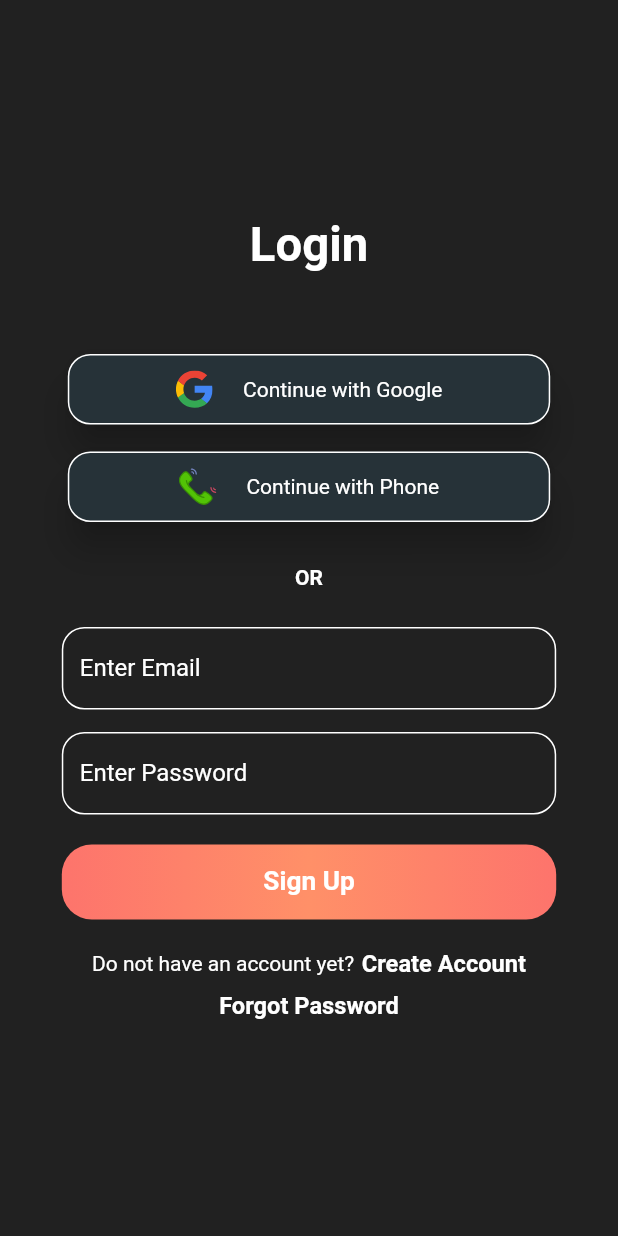
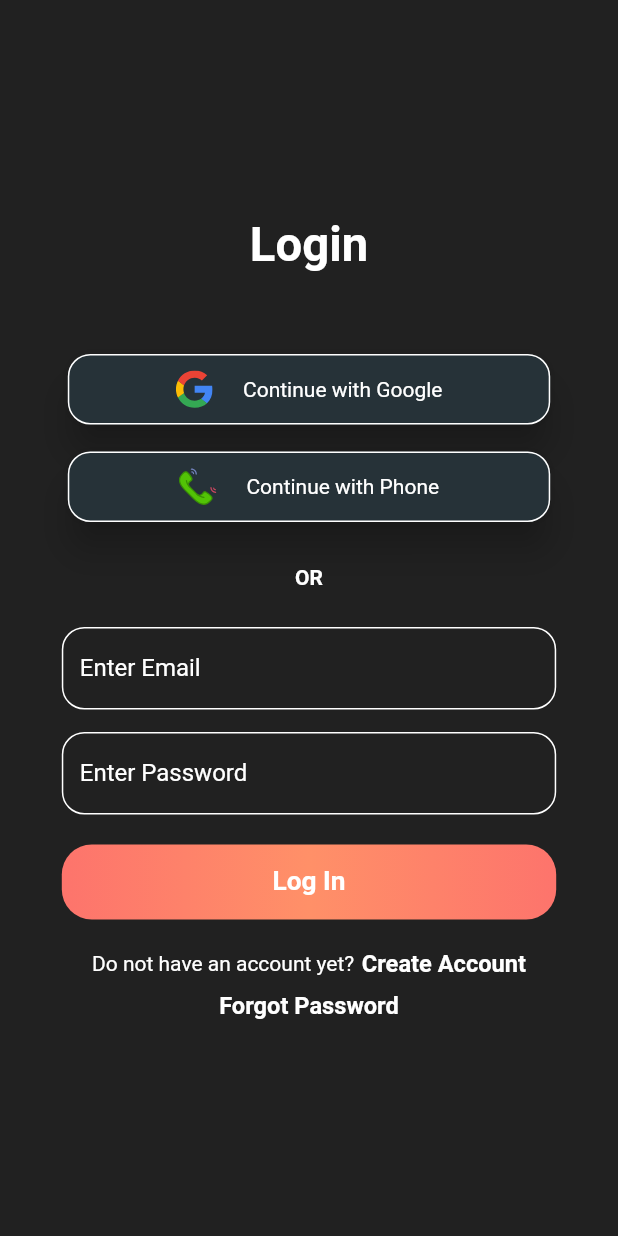
Before and after one commit to AshishSalaskar1/Flutter_Firebase_Todo_App, a Flutter app: the screen it shows after launch, after a tap on "Login", on a phone screen of 412 x 824 dp. Run offline on Flutter 3.47's test engine with Material 2 defaults, Android fonts, the phone set to English and light mode, and no system bars; our stand-ins replace firebase_auth, firebase_core, flutter_svg, velocity_x; accounts and stored records are empty; network calls fail.

```diff
--- a/lib/main.dart
+++ b/lib/main.dart
@@ -21,7 +21,8 @@ class MyApp extends StatelessWidget {
       routes: {
         "/": (context) => HomePage(),
         MyRoutes.SignupRoute : (context) => SignupPage(),
-        MyRoutes.SigninRoute : (context) => SigninPage()
+        MyRoutes.SigninRoute : (context) => SigninPage(),
+        MyRoutes.HomePageRoute : (context) => HomePage()
       },
     );
   }
--- a/lib/pages/home_page.dart
+++ b/lib/pages/home_page.dart
@@ -8,14 +8,6 @@ class HomePage extends StatelessWidget {
   static FirebaseAuth firebaseAuth = FirebaseAuth.instance;
 
 
-  void SignUp() async {
-    try {
-      await firebaseAuth.createUserWithEmailAndPassword(
-          email: "ash@gmail.com", password: "test123");
-    } catch (e) {
-      print(e);
-    }
-  }
 
   @override
   Widget build(BuildContext context) {
@@ -23,14 +15,7 @@ class HomePage extends StatelessWidget {
       appBar: AppBar(
           title: "Todo App".text.make(),
           backgroundColor: Colors.purple.shade900),
-      body: Center(
-        child: Container(
-          child: ElevatedButton(
-            onPressed: ()  => SignUp(),
-            child: "SignUp".text.make()
-        )
-        ),
-      ),
+      body: "HELLO".text.bold.xl.center.make(),
     );
   }
 }
--- a/lib/pages/sign_in.dart
+++ b/lib/pages/sign_in.dart
@@ -14,6 +14,12 @@ class SigninPage extends StatefulWidget {
 }
 
 class _SigninPageState extends State<SigninPage> {
+  FirebaseAuth firebaseAuth = FirebaseAuth.instance;
+  final TextEditingController _emailController = TextEditingController();
+  final TextEditingController _passwordController = TextEditingController();
+  bool loadCircle = false;
+
+
   @override
   Widget build(BuildContext context) {
     return Scaffold(
@@ -37,11 +43,11 @@ class _SigninPageState extends State<SigninPage> {
               SizedBox(height: 25),
               "OR".text.white.bold.make(),
               SizedBox(height: 25),
-              LoginTextField(context, "Email"),
+              LoginTextField(context, "Email", _emailController, false),
               SizedBox(height: 15),
-              LoginTextField(context, "Password"),
+              LoginTextField(context, "Password",_passwordController, true),
               SizedBox(height: 20),
-              SignUpButton(context),
+              loadCircle ? CircularProgressIndicator() : SignUpButton(context),
               SizedBox(height: 20),
               Row(
                 mainAxisAlignment: MainAxisAlignment.center,
@@ -86,21 +92,21 @@ class _SigninPageState extends State<SigninPage> {
     ).wFourFifth(context);
   }
 
-  Widget LoginTextField(
-      BuildContext context, String label) {
+  Widget LoginTextField(BuildContext context, String label,
+      TextEditingController textController, bool isObscure) {
     return Container(
       height: 55,
       child: TextFormField(
+        obscureText: isObscure,
+        controller: textController,
         style: TextStyle(color: Colors.white),
         cursorColor: Colors.white,
         decoration: InputDecoration(
           labelText: "Enter ${label}",
-          labelStyle:
-              TextStyle(color: Colors.white, fontSize: 16),
+          labelStyle: TextStyle(color: Colors.white, fontSize: 16),
           enabledBorder: OutlineInputBorder(
             borderRadius: BorderRadius.circular(15),
-            borderSide:
-                BorderSide(width: 1, color: Colors.white),
+            borderSide: BorderSide(width: 1, color: Colors.white),
           ),
         ),
       ),
@@ -118,7 +124,26 @@ class _SigninPageState extends State<SigninPage> {
                   Color(0xfffd746c)
                 ])),
             child:
-                "Sign Up".text.bold.xl.white.makeCentered())
-        .wFourFifth(context);
+                "Log In".text.bold.xl.white.makeCentered())
+        .wFourFifth(context)
+        .onInkTap(() async {
+          setState(() {loadCircle = true;});
+          try {
+            UserCredential userCredential =
+                await firebaseAuth.signInWithEmailAndPassword(
+                    email: _emailController.text,
+                    password: _passwordController.text);
+                print(userCredential);
+                final snackBar = SnackBar(content: "Login Successful".text.make());
+                ScaffoldMessenger.of(context).showSnackBar(snackBar);
+
+                setState(() {loadCircle = false;});
+                await Navigator.pushNamed(context,MyRoutes.HomePageRoute);
+          } catch (e) {
+            final snackBar = SnackBar(content: e.toString().split("]")[1].text.make());
+            ScaffoldMessenger.of(context).showSnackBar(snackBar);
+            setState(() {loadCircle = false;});
+          }
+       });
   }
 }
--- a/lib/pages/sign_up.dart
+++ b/lib/pages/sign_up.dart
@@ -14,6 +14,12 @@ class SignupPage extends StatefulWidget {
 }
 
 class _SignupPageState extends State<SignupPage> {
+  FirebaseAuth firebaseAuth = FirebaseAuth.instance;
+
+  final TextEditingController _emailController = TextEditingController();
+  final TextEditingController _passwordController = TextEditingController();
+  bool loadCircle = false;
+
   @override
   Widget build(BuildContext context) {
     return Scaffold(
@@ -26,31 +32,28 @@ class _SignupPageState extends State<SignupPage> {
               "Sign Up".text.bold.xl4.white.make(),
               SizedBox(height: 50),
               LoginContinueButton(
-                  context,
-                  "assets/images/google.svg",
-                  "Continue with Google"),
+                  context, "assets/images/google.svg", "Continue with Google"),
               SizedBox(height: 10),
               LoginContinueButton(
-                  context,
-                  "assets/images/phone.svg",
-                  "Continue with Phone"),
+                  context, "assets/images/phone.svg", "Continue with Phone"),
               SizedBox(height: 25),
               "OR".text.white.bold.make(),
               SizedBox(height: 25),
-              LoginTextField(context, "Email"),
+              LoginTextField(context, "Email", _emailController, false),
               SizedBox(height: 15),
-              LoginTextField(context, "Password"),
+              LoginTextField(context, "Password", _passwordController, true),
               SizedBox(height: 20),
-              SignUpButton(context),
+              loadCircle ? CircularProgressIndicator() : SignUpButton(context),
               SizedBox(height: 20),
               Row(
                 mainAxisAlignment: MainAxisAlignment.center,
                 children: [
                   "Do you already have an account?".text.white.make(),
-                  SizedBox(width: 5,),
+                  SizedBox(
+                    width: 5,
+                  ),
                   "Login".text.white.bold.lg.make().onInkTap(
-                    () => Navigator.pushNamed(context, MyRoutes.SigninRoute)
-                  )
+                      () => Navigator.pushNamed(context, MyRoutes.SigninRoute))
                 ],
               )
             ],
@@ -60,8 +63,8 @@ class _SignupPageState extends State<SignupPage> {
     );
   }
 
-  Widget LoginContinueButton(BuildContext context,
-      String imagePath, String displayText) {
+  Widget LoginContinueButton(
+      BuildContext context, String imagePath, String displayText) {
     return Container(
       height: 55,
       child: Card(
@@ -69,13 +72,11 @@ class _SignupPageState extends State<SignupPage> {
         elevation: 10,
         shape: RoundedRectangleBorder(
             borderRadius: BorderRadius.circular(15),
-            side:
-                BorderSide(width: 1, color: Colors.white)),
+            side: BorderSide(width: 1, color: Colors.white)),
         child: Row(
           mainAxisAlignment: MainAxisAlignment.center,
           children: [
-            SvgPicture.asset(imagePath,
-                width: 25, height: 25),
+            SvgPicture.asset(imagePath, width: 25, height: 25),
             SizedBox(width: 20),
             displayText.text.white.make()
           ],
@@ -84,21 +85,21 @@ class _SignupPageState extends State<SignupPage> {
     ).wFourFifth(context);
   }
 
-  Widget LoginTextField(
-      BuildContext context, String label) {
+  Widget LoginTextField(BuildContext context, String label,
+      TextEditingController textController, bool isObscure) {
     return Container(
       height: 55,
       child: TextFormField(
+        obscureText: isObscure,
+        controller: textController,
         style: TextStyle(color: Colors.white),
         cursorColor: Colors.white,
         decoration: InputDecoration(
           labelText: "Enter ${label}",
-          labelStyle:
-              TextStyle(color: Colors.white, fontSize: 16),
+          labelStyle: TextStyle(color: Colors.white, fontSize: 16),
           enabledBorder: OutlineInputBorder(
             borderRadius: BorderRadius.circular(15),
-            borderSide:
-                BorderSide(width: 1, color: Colors.white),
+            borderSide: BorderSide(width: 1, color: Colors.white),
           ),
         ),
       ),
@@ -115,7 +116,28 @@ class _SignupPageState extends State<SignupPage> {
                   Color(0xffff9068),
                   Color(0xfffd746c)
                 ])),
-            child:"Sign Up".text.bold.xl.white.makeCentered()
-    ).wFourFifth(context);
+            child: "Sign Up".text.bold.xl.white.makeCentered())
+        .wFourFifth(context)
+        .onInkTap(() async {
+          setState(() {loadCircle = true;});
+          try {
+            UserCredential userCredential =
+                await firebaseAuth.createUserWithEmailAndPassword(
+                    email: _emailController.text,
+                    password: _passwordController.text);
+            final snackBar =
+                SnackBar(content: "Account Creation Successful".text.make());
+
+            ScaffoldMessenger.of(context).showSnackBar(snackBar);
+
+            setState(() {loadCircle = false;});
+            await Navigator.pushNamed(context,MyRoutes.HomePageRoute);
+          } catch (e) {
+            final snackBar =
+                SnackBar(content: e.toString().split("]")[1].text.make());
+            ScaffoldMessenger.of(context).showSnackBar(snackBar);
+            setState(() {loadCircle = false;});
+          }
+        });
   }
 }
--- a/lib/utils/routes.dart
+++ b/lib/utils/routes.dart
@@ -3,4 +3,5 @@
 class MyRoutes {
   static String SigninRoute = "/signin";
   static String SignupRoute = "/signup";
+  static String HomePageRoute = "/homePage";
 }
```
